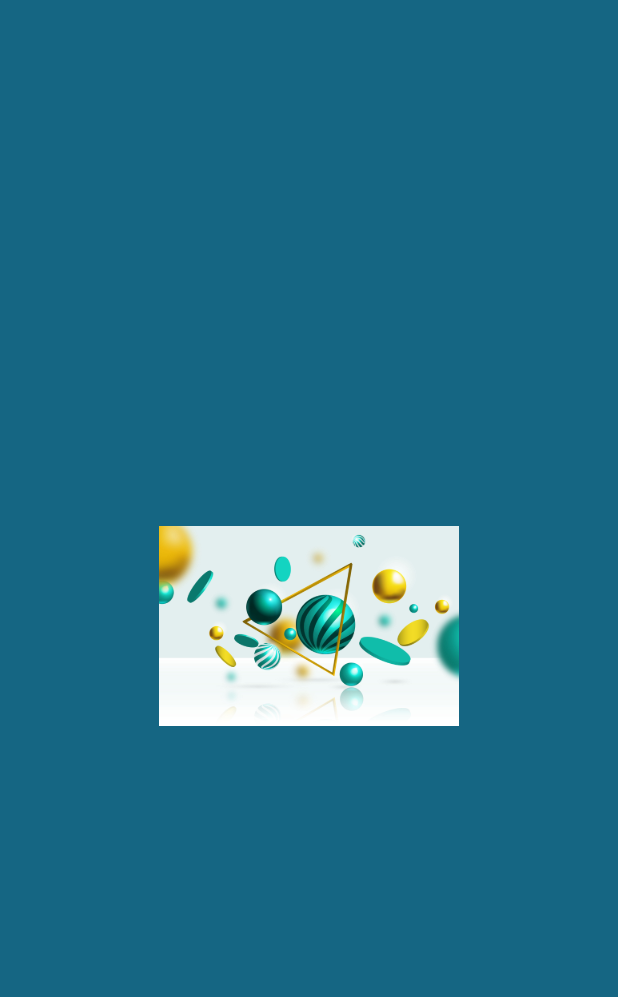
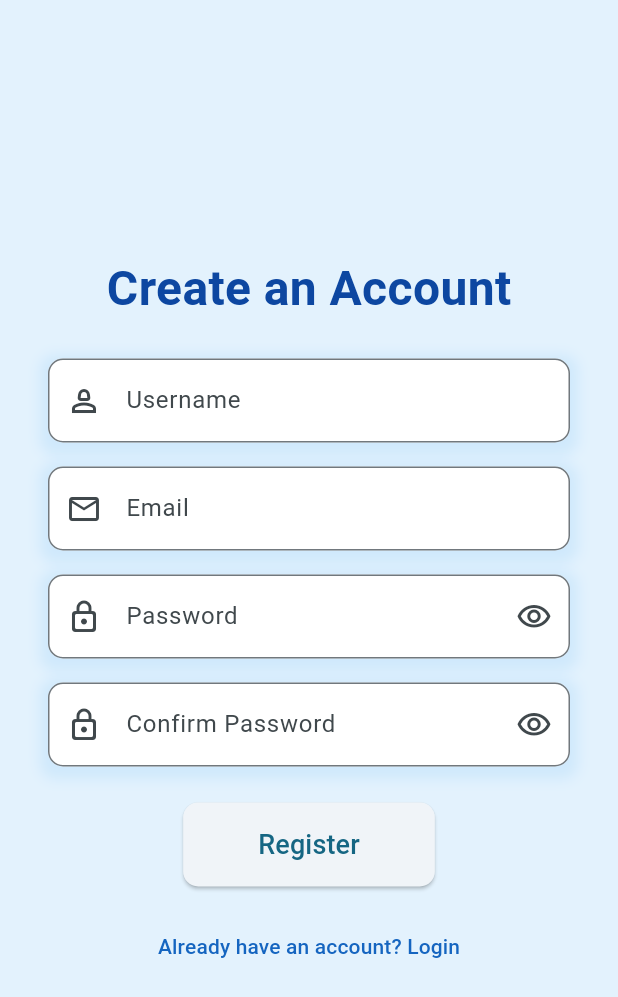
Before and after one commit to SanjanaKumarasingha/MoneyTracker, a Flutter app: the screen it shows after launch, on a phone screen of 412 x 824 dp. Shown: the top 997 px of the screen. Run offline on Flutter 3.47's test engine with Material 3 defaults, Android fonts, the phone set to English and light mode, and no system bars.

Commit message:
Login and register without logic, Just UI

```diff
--- a/app/lib/main.dart
+++ b/app/lib/main.dart
@@ -1,5 +1,7 @@
-import 'package:app/pages/Splash_screen/splash_screen.dart';
+import 'package:app/pages/Splash/splash_screen.dart';
+import 'package:app/pages/Register/register.dart';
 import 'package:flutter/material.dart';
+import 'package:app/pages/Login/login_screen.dart';
 
 void main() {
   runApp(const MoneyTracker());
@@ -13,9 +15,12 @@
     return MaterialApp(
         title: 'MoneyTracker',
         theme: ThemeData(
-          colorScheme: ColorScheme.fromSeed(seedColor: Color.fromARGB(255, 243, 242, 243)),
+          primarySwatch: Colors.blue,
+          visualDensity: VisualDensity.adaptivePlatformDensity,
+          colorScheme: ColorScheme.fromSeed(
+              seedColor: const Color.fromARGB(255, 243, 242, 243)),
           useMaterial3: true,
         ),
-        home: const SplashScreen());
+        home: RegisterPage());
   }
 }
--- /dev/null
+++ b/app/lib/pages/Register/register.dart
@@ -0,0 +1,264 @@
+import 'package:app/pages/Login/login_screen.dart';
+import 'package:flutter/material.dart';
+
+class RegisterPage extends StatefulWidget {
+  @override
+  _RegisterPageState createState() => _RegisterPageState();
+}
+
+class _RegisterPageState extends State<RegisterPage> {
+  final _formKey = GlobalKey<FormState>();
+  bool _isLoading = false;
+  String _username = '';
+  String _email = '';
+  String _password = '';
+  String _tempPassword = '';
+  bool _obscurePassword = true;
+  bool _obscureConfirmPassword = true;
+
+  void _register() {
+    if (_formKey.currentState?.validate() ?? false) {
+      _formKey.currentState?.save();
+      setState(() {
+        _isLoading = true;
+      });
+
+      // Simulate a registration delay
+      Future.delayed(const Duration(seconds: 5), () {
+        setState(() {
+          _isLoading = false;
+        });
+        // Perform registration logic here
+      });
+    }
+  }
+
+  @override
+  Widget build(BuildContext context) {
+    return Scaffold(
+      backgroundColor: Colors.blue[50],
+      body: Center(
+        child: SingleChildScrollView(
+          padding: const EdgeInsets.symmetric(horizontal: 32.0, vertical: 80.0),
+          child: Column(
+            mainAxisAlignment: MainAxisAlignment.center,
+            children: <Widget>[
+              Text(
+                'Create an Account',
+                style: TextStyle(
+                  fontSize: 32,
+                  fontWeight: FontWeight.bold,
+                  color: Colors.blue[900],
+                ),
+              ),
+              const SizedBox(height: 24),
+              _isLoading
+                  ? const CircularProgressIndicator()
+                  : _buildRegisterForm(),
+            ],
+          ),
+        ),
+      ),
+    );
+  }
+
+  Widget _buildRegisterForm() {
+    return Form(
+      key: _formKey,
+      child: Column(
+        children: <Widget>[
+          Container(
+            decoration: BoxDecoration(
+              color: Colors.white,
+              borderRadius: BorderRadius.circular(10),
+              boxShadow: [
+                BoxShadow(
+                  color: Colors.blue.withOpacity(0.1),
+                  spreadRadius: 5,
+                  blurRadius: 7,
+                  offset: const Offset(0, 3),
+                ),
+              ],
+            ),
+            child: TextFormField(
+              decoration: InputDecoration(
+                labelText: 'Username',
+                border: OutlineInputBorder(
+                  borderRadius: BorderRadius.circular(10),
+                ),
+                prefixIcon: const Icon(Icons.person_2_outlined),
+              ),
+              validator: (value) {
+                if (value == null || value.isEmpty) {
+                  return 'Please enter your username';
+                }
+                return null;
+              },
+              onSaved: (value) {
+                _username = value ?? '';
+              },
+            ),
+          ),
+          const SizedBox(height: 16),
+          Container(
+            decoration: BoxDecoration(
+              color: Colors.white,
+              borderRadius: BorderRadius.circular(10),
+              boxShadow: [
+                BoxShadow(
+                  color: Colors.blue.withOpacity(0.1),
+                  spreadRadius: 5,
+                  blurRadius: 7,
+                  offset: const Offset(0, 3),
+                ),
+              ],
+            ),
+            child: TextFormField(
+              decoration: InputDecoration(
+                labelText: 'Email',
+                border: OutlineInputBorder(
+                  borderRadius: BorderRadius.circular(10),
+                ),
+                prefixIcon: const Icon(Icons.email_outlined),
+              ),
+              validator: (value) {
+                if (value == null || value.isEmpty) {
+                  return 'Please enter your email';
+                }
+                if (!RegExp(r'^[^@]+@[^@]+\.[^@]+').hasMatch(value)) {
+                  return 'Please enter a valid email address';
+                }
+                return null;
+              },
+              onSaved: (value) {
+                _email = value ?? '';
+              },
+            ),
+          ),
+          const SizedBox(height: 16),
+          Container(
+            decoration: BoxDecoration(
+              color: Colors.white,
+              borderRadius: BorderRadius.circular(10),
+              boxShadow: [
+                BoxShadow(
+                  color: Colors.blue.withOpacity(0.1),
+                  spreadRadius: 5,
+                  blurRadius: 7,
+                  offset: const Offset(0, 3),
+                ),
+              ],
+            ),
+            child: TextFormField(
+              decoration: InputDecoration(
+                labelText: 'Password',
+                border: OutlineInputBorder(
+                  borderRadius: BorderRadius.circular(10),
+                ),
+                prefixIcon: const Icon(Icons.lock_outline_rounded),
+                suffixIcon: IconButton(
+                  icon: Icon(
+                    _obscurePassword
+                        ? Icons.visibility_outlined
+                        : Icons.visibility_off_outlined,
+                  ),
+                  onPressed: () {
+                    setState(() {
+                      _obscurePassword = !_obscurePassword;
+                    });
+                  },
+                ),
+              ),
+              obscureText: _obscurePassword,
+              validator: (value) {
+                if (value == null || value.isEmpty) {
+                  return 'Please enter your password';
+                }
+                if (value.length < 6) {
+                  return 'Password must be at least 6 characters long';
+                }
+                _tempPassword = value;
+
+                return null;
+              },
+              onSaved: (value) {
+                _password = value ?? '';
+              },
+            ),
+          ),
+          const SizedBox(height: 16),
+          Container(
+            decoration: BoxDecoration(
+              color: Colors.white,
+              borderRadius: BorderRadius.circular(10),
+              boxShadow: [
+                BoxShadow(
+                  color: Colors.blue.withOpacity(0.1),
+                  spreadRadius: 5,
+                  blurRadius: 7,
+                  offset: const Offset(0, 3),
+                ),
+              ],
+            ),
+            child: TextFormField(
+              decoration: InputDecoration(
+                labelText: 'Confirm Password',
+                border: OutlineInputBorder(
+                  borderRadius: BorderRadius.circular(10),
+                ),
+                prefixIcon: const Icon(Icons.lock_outline_rounded),
+                suffixIcon: IconButton(
+                  icon: Icon(
+                    _obscureConfirmPassword
+                        ? Icons.visibility_outlined
+                        : Icons.visibility_off_outlined,
+                  ),
+                  onPressed: () {
+                    setState(() {
+                      _obscureConfirmPassword = !_obscureConfirmPassword;
+                    });
+                  },
+                ),
+              ),
+              obscureText: _obscureConfirmPassword,
+              validator: (value) {
+                if (value == null || value.isEmpty) {
+                  return 'Please confirm your password';
+                }
+                if (value != _tempPassword) {
+                  return 'Passwords do not match';
+                }
+                return null;
+              },
+            ),
+          ),
+          const SizedBox(height: 24),
+          ElevatedButton(
+            onPressed: _register,
+            style: ElevatedButton.styleFrom(
+              shape: RoundedRectangleBorder(
+                borderRadius: BorderRadius.circular(10),
+              ),
+              padding: const EdgeInsets.symmetric(horizontal: 50, vertical: 15),
+            ),
+            child: const Text(
+              'Register',
+              style: TextStyle(fontSize: 18),
+            ),
+          ),
+          const SizedBox(height: 16),
+          TextButton(
+            onPressed: () {
+              // Navigate to the login screen
+              Navigator.push(context, MaterialPageRoute(builder: (context) => const LoginScreen()));
+            },
+            child: Text(
+              'Already have an account? Login',
+              style: TextStyle(color: Colors.blue[800]),
+            ),
+          ),
+        ],
+      ),
+    );
+  }
+}
--- a/app/lib/pages/Splash_screen/splash_screen.dart
+++ b/app/lib/pages/Splash/splash_screen.dart
@@ -1,4 +1,3 @@
-import 'package:app/pages/loading_page.dart';
 import 'package:flutter/material.dart';
 import 'package:app/components/image_view.dart';
 import 'package:app/utils/export.dart';
--- /dev/null
+++ b/app/lib/services/auth_service.dart
@@ -0,0 +1,8 @@
+import 'package:flutter/foundation.dart';
+
+class AuthService with ChangeNotifier {
+  Future<void> login(String username, String password) async {
+    await Future.delayed(const Duration(seconds: 2)); // Simulate network call
+    // Here you can add your actual login logic
+  }
+}
--- a/app/pubspec.yaml
+++ b/app/pubspec.yaml
@@ -30,6 +30,7 @@ environment:
 dependencies:
   flutter:
     sdk: flutter
+  provider: ^6.0.0
 
   # The following adds the Cupertino Icons font to your application.
   # Use with the CupertinoIcons class for iOS style icons.
```
Also changed, not shown: app/lib/pages/Login/login_screen.dart (added, +169 -0 lines), app/lib/pages/loading_page.dart (deleted, +0 -18 lines), app/pubspec.lock.
